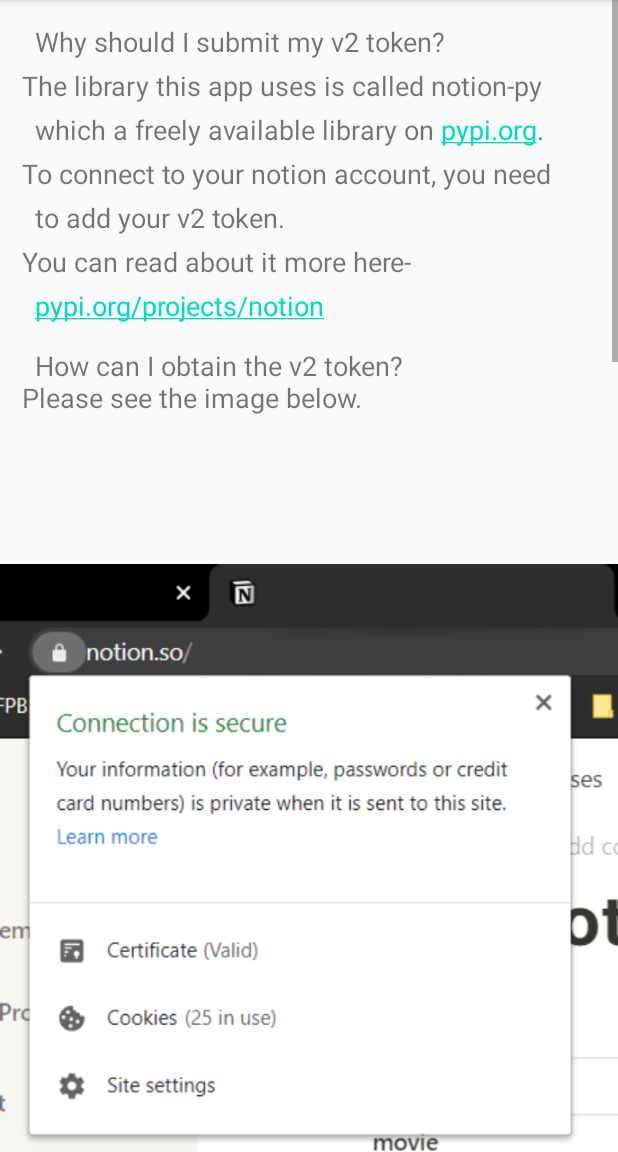
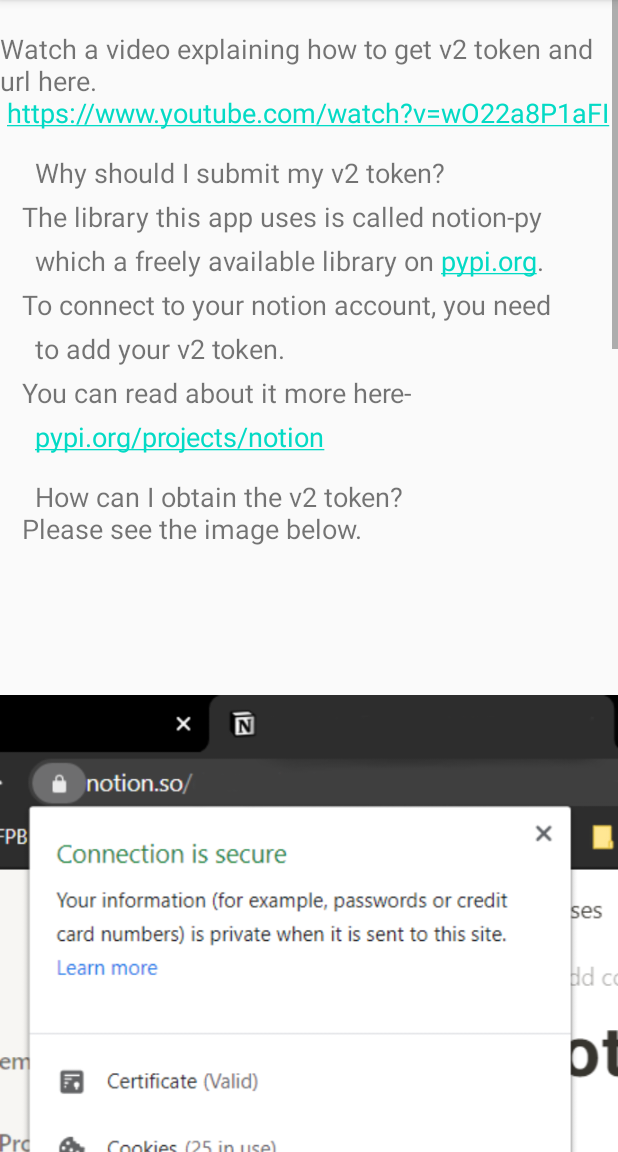
Before and after one commit to Prathmesh2498/ExpensesManagerForNotion, an Android app: the ShowDetails screen opened directly, with no data from a screen before it, on a phone screen of 412 x 824 dp, the part 84-1236 px from its top. Run offline under Robolectric (Android 15) with nearby library versions, the light colour scheme and no system bars; Roboto replaces fonts that are not available here.

Commit message:
Added link to youtube video -_- Update v1 is now ready.

```diff
--- a/app/src/main/res/layout/activity_show_details.xml
+++ b/app/src/main/res/layout/activity_show_details.xml
@@ -18,6 +18,15 @@
             android:layout_width="match_parent"
             android:layout_height="wrap_content"
             android:orientation="vertical">
+
+            <TextView
+                android:id="@+id/textView3"
+                android:layout_width="match_parent"
+                android:layout_height="wrap_content"
+                android:layout_marginTop="20dp"
+                android:autoLink="web"
+                android:text="Watch a video explaining how to get v2 token and url here. \n https://www.youtube.com/watch?v=wO22a8P1aFI"
+                android:textSize="18sp" />
 
             <TextView
                 android:id="@+id/V2tokenuse"
```
